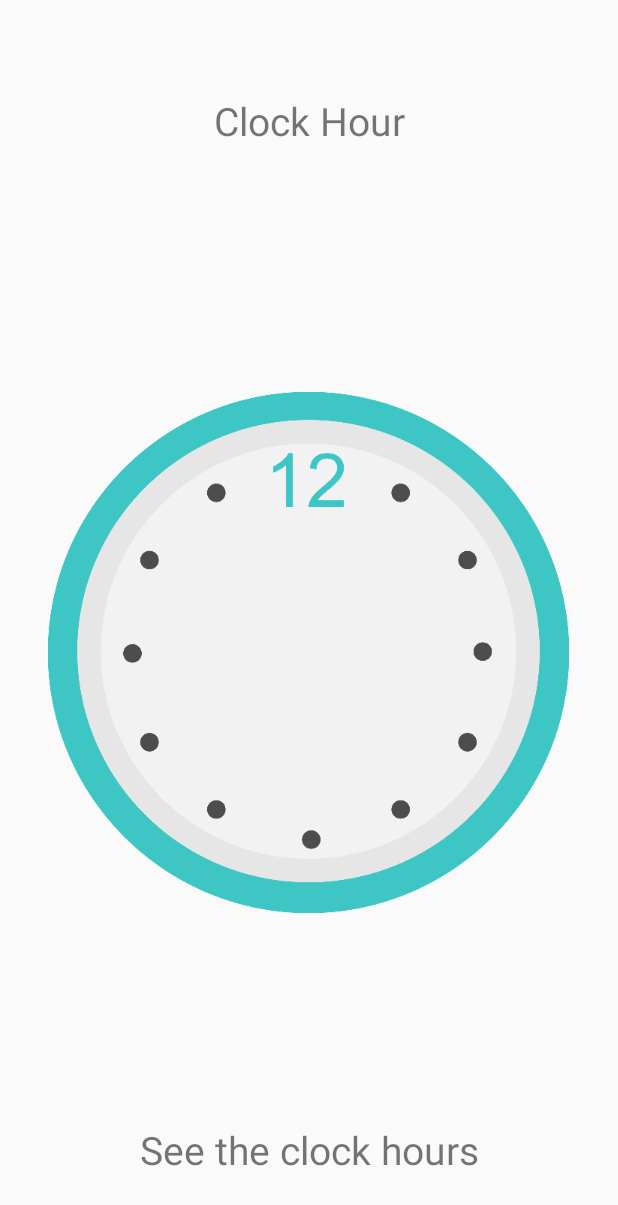
After one commit to Teo-BH/android-study-jam, an Android app: the layout activity_hour_count.xml on its own in the app's theme, with its tools: preview values and no code run, on a phone screen of 412 x 824 dp. The commit adds this screen. Shown: the top 1205 px of the screen. Run offline under Robolectric (Android 15) with nearby library versions, the phone set to English and light mode, and no system bars.

Commit message:
Adicionado a activity  Passo 1: Exibir os número do relatório

```diff
--- /dev/null
+++ b/projects/TickTockClock/app/src/main/res/layout/activity_hour_count.xml
@@ -0,0 +1,37 @@
+<?xml version="1.0" encoding="utf-8"?>
+<LinearLayout xmlns:android="http://schemas.android.com/apk/res/android"
+    xmlns:tools="http://schemas.android.com/tools"
+    android:layout_width="match_parent"
+    android:layout_height="match_parent"
+    android:paddingBottom="@dimen/activity_vertical_margin"
+    android:paddingLeft="@dimen/activity_horizontal_margin"
+    android:paddingRight="@dimen/activity_horizontal_margin"
+    android:paddingTop="@dimen/activity_vertical_margin"
+    android:orientation="vertical"
+    tools:context="br.com.teobaldo.ticktockclock.HourCountActivity">
+
+    <TextView
+        android:layout_width="match_parent"
+        android:layout_height="wrap_content"
+        android:textSize="26sp"
+        android:text="@string/hour_count_title"
+        android:gravity="center"
+        android:layout_weight="2"/>
+
+    <ImageView
+        android:id="@+id/clock_image_view"
+        android:layout_width="wrap_content"
+        android:layout_height="wrap_content"
+        android:layout_gravity="center"
+        android:src="@drawable/clock_00"
+        android:layout_weight="5"/>
+
+    <TextView
+        android:id="@+id/description_text_view"
+        android:layout_width="match_parent"
+        android:layout_height="wrap_content"
+        android:textSize="26sp"
+        android:text="@string/hour_count_description"
+        android:gravity="center"
+        android:layout_weight="1"/>
+</LinearLayout>
--- a/projects/TickTockClock/app/src/main/res/layout/activity_main.xml
+++ b/projects/TickTockClock/app/src/main/res/layout/activity_main.xml
@@ -59,6 +59,7 @@
         android:layout_alignTop="@+id/road_background"
         android:layout_alignLeft="@+id/road_background"
         android:layout_marginTop="@dimen/fifth_sign_top"
-        android:layout_marginLeft="@dimen/fifth_sign_left"/>
+        android:layout_marginLeft="@dimen/fifth_sign_left"
+        android:onClick="HourCountShow"/>
 
 </RelativeLayout>
--- /dev/null
+++ b/projects/TickTockClock/app/src/main/res/values-w820dp/dimens.xml
@@ -0,0 +1,6 @@
+<resources>
+    <!-- Example customization of dimensions originally defined in res/values/dimens.xml
+         (such as screen margins) for screens with more than 820dp of available width. This
+         would include 7" and 10" devices in landscape (~960dp and ~1280dp respectively). -->
+    <dimen name="activity_horizontal_margin">64dp</dimen>
+</resources>
```
Also changed, not shown: projects/TickTockClock/app/src/main/java/br/com/teobaldo/ticktockclock/HourCountActivity.java (added, +77 -0 lines), projects/TickTockClock/app/src/main/java/br/com/teobaldo/ticktockclock/MainActivity.java (+8 -0 lines), projects/TickTockClock/app/src/main/res/values/strings.xml (+14 -0 lines), projects/TickTockClock/app/src/main/res/drawable-xxxhdpi/clock_00.png (added), projects/TickTockClock/app/src/main/res/drawable-xxxhdpi/clock_01.png (added), projects/TickTockClock/app/src/main/res/drawable-xxxhdpi/clock_02.png (added), projects/TickTockClock/app/src/main/res/drawable-xxxhdpi/clock_03.png (added), projects/TickTockClock/app/src/main/res/drawable-xxxhdpi/clock_04.png (added), projects/TickTockClock/app/src/main/res/drawable-xxxhdpi/clock_05.png (added), projects/TickTockClock/app/src/main/res/drawable-xxxhdpi/clock_06.png (added), projects/TickTockClock/app/src/main/res/drawable-xxxhdpi/clock_07.png (added), projects/TickTockClock/app/src/main/res/drawable-xxxhdpi/clock_08.png (added), projects/TickTockClock/app/src/main/res/drawable-xxxhdpi/clock_09.png (added), projects/TickTockClock/app/src/main/res/drawable-xxxhdpi/clock_10.png (added), 1 more files, 1 other file.
